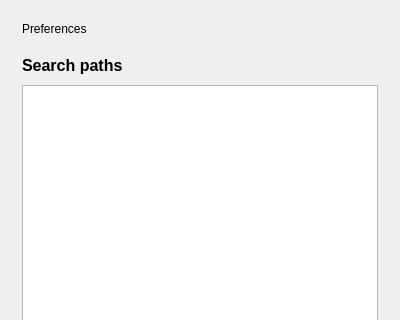
Before: the Qt Designer form preferences.ui in mikaelsundell/automator, drawn with Qt 5; both pictures show x 0 to 400 and y 0 to 320 of the 400 by 600 pixel window.
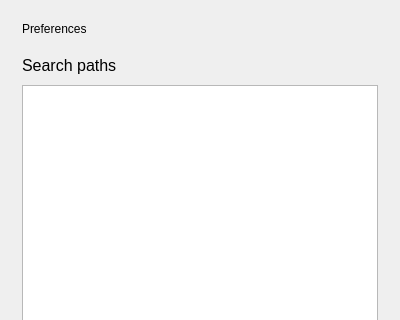
After: the same form once the commit is applied.

```diff
--- a/preferences.ui
+++ b/preferences.ui
@@ -104,7 +104,7 @@
         <property name="font">
          <font>
           <pointsize>12</pointsize>
-          <bold>true</bold>
+          <bold>false</bold>
          </font>
         </property>
         <property name="text">
```
Left out of the diff: 7 changed lines with no effect on the pictures.
